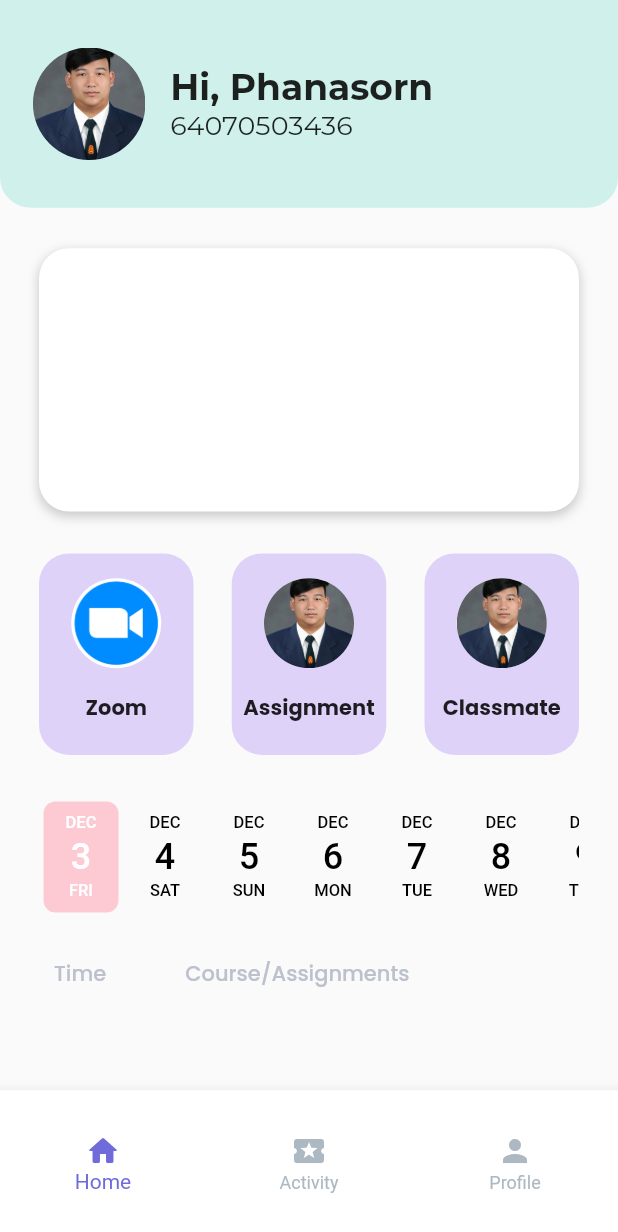
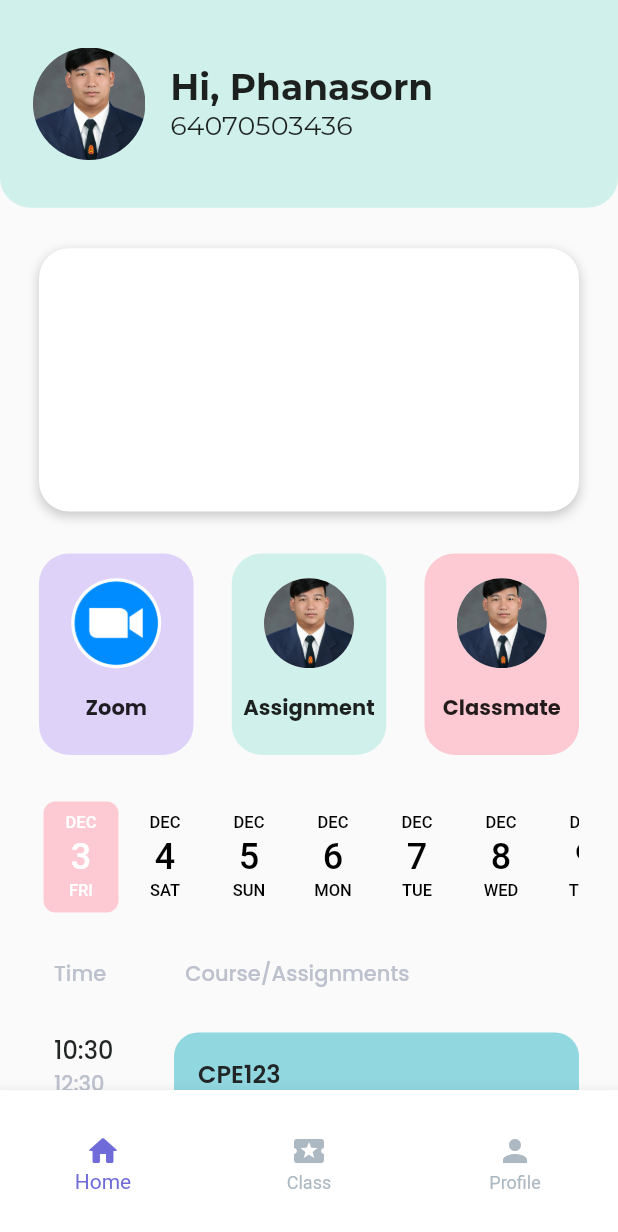
Before and after one commit to redbiiddsun/cpe_application, a Flutter app: the MainScreen screen opened by its route, on a phone screen of 412 x 824 dp. Shown: the top 1232 px of the screen. Run offline on Flutter 3.47's test engine with Material 2 defaults, Android fonts, the light colour scheme and no system bars; drawn by our look-alikes of date_picker_timeline; our stand-ins replace email_validator; project files that could hold a hidden picture were left out.

Commit message:
update on tap of zoom

```diff
--- a/lib/screens/home/home.dart
+++ b/lib/screens/home/home.dart
@@ -1,6 +1,8 @@
+import 'package:cpe_alert/routing_constants.dart';
 import 'package:cpe_alert/screen_information.dart';
 import 'package:cpe_alert/screens/home/component/appbar.dart';
 import 'package:cpe_alert/screens/home/component/calendarcard.dart';
+import 'package:cpe_alert/screens/home/component/calendarclasscard.dart';
 import 'package:cpe_alert/screens/home/component/menu.dart';
 import 'package:flutter/material.dart';
 import 'package:date_picker_timeline/date_picker_timeline.dart';
@@ -40,17 +42,19 @@ class _HomeState extends State<Home> {
                     title: "Zoom",
                     image: AssetImage("assets/image/zoom-icon-logo.png"),
                     onTap: () {
-                      print("object");
+                      Navigator.pushNamed(context, ClassRoute);
                     },
                   ),
                   MenuSelcetion(
                     title: "Assignment",
+                    color: const Color(0xFFD0F1EB),
                     onTap: () {
                       print("print");
                     },
                   ),
                   MenuSelcetion(
                       title: "Classmate",
+                      color: const Color(0xFFFDC9D2),
                       onTap: () {
                         print("1");
                       }),
@@ -104,7 +108,10 @@ class _HomeState extends State<Home> {
                         ))
                   ],
                 ),
-              )
+              ),
+              ClassCard(),
+              ClassCard(),
+              ClassCard(),
             ],
           ),
         ),
--- a/lib/screens/main/main_screen.dart
+++ b/lib/screens/main/main_screen.dart
@@ -1,5 +1,6 @@
 import 'package:cpe_alert/const.dart';
 import 'package:cpe_alert/screen_information.dart';
+import 'package:cpe_alert/screens/class/class.dart';
 import 'package:cpe_alert/screens/home/home.dart';
 import 'package:flutter/material.dart';
 
@@ -15,7 +16,7 @@ class _MainScreenState extends State<MainScreen> {
   List<Widget> pageList = <Widget>[
     // ignore: prefer_const_constructors
     Home(),
-    Home(),
+    Class(),
     Home(),
   ];
   @override
@@ -35,7 +36,7 @@ class _MainScreenState extends State<MainScreen> {
             BottomNavigationBarItem(
                 icon: Icon(Icons.home_rounded), label: "Home"),
             BottomNavigationBarItem(
-                icon: Icon(Icons.local_activity), label: "Activity"),
+                icon: Icon(Icons.local_activity), label: "Class"),
             BottomNavigationBarItem(icon: Icon(Icons.person), label: "Profile"),
           ],
         ),
```
